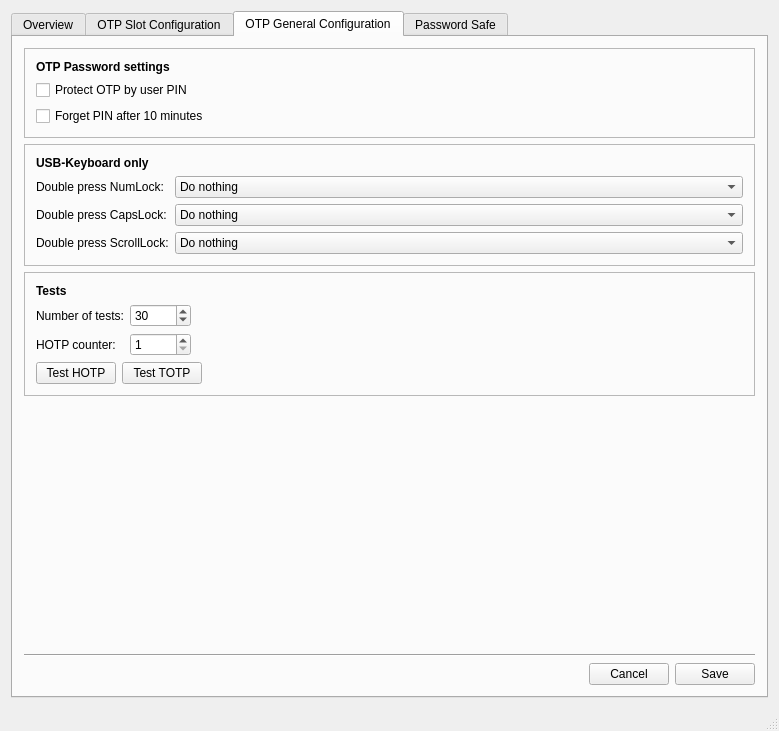
Qt form mainwindow.ui (Nitrokey/nitrokey-app) before a commit.
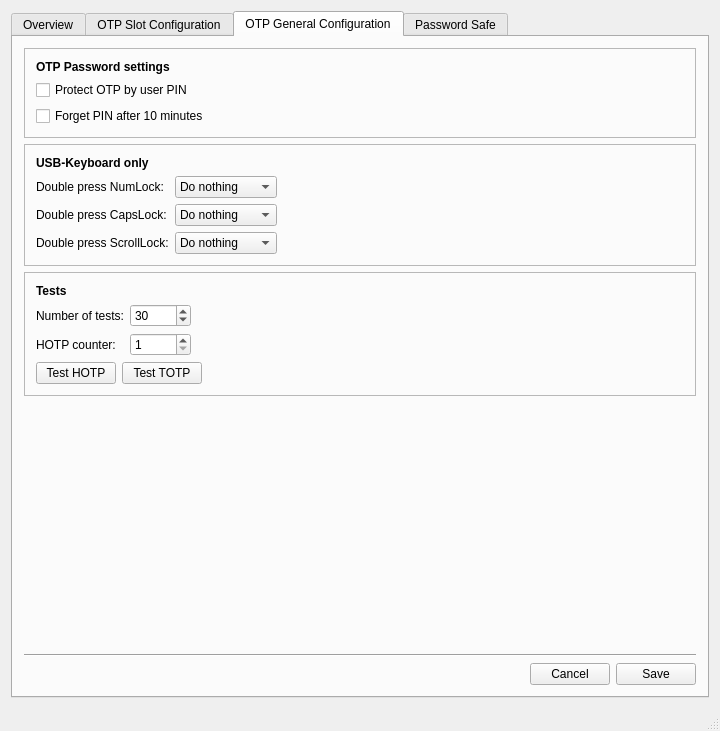
The same form after that commit. The open tabs and pages were chosen to show the change. Icons and pictures are not drawn.

What changed in the file:
```diff
--- a/mainwindow.ui
+++ b/mainwindow.ui
@@ -6,7 +6,7 @@
    <rect>
     <x>0</x>
     <y>0</y>
-    <width>779</width>
+    <width>720</width>
     <height>731</height>
    </rect>
   </property>
@@ -883,70 +883,73 @@
             </widget>
            </item>
            <item>
-            <layout class="QFormLayout" name="formLayout">
-             <property name="fieldGrowthPolicy">
-              <enum>QFormLayout::AllNonFixedFieldsGrow</enum>
-             </property>
-             <item row="1" column="0">
+            <layout class="QHBoxLayout" name="horizontalLayout_16">
+             <item>
+              <layout class="QVBoxLayout" name="verticalLayout_21">
+               <item>
               <widget class="QLabel" name="label_13">
                <property name="text">
                 <string>Double press NumLock:</string>
                </property>
               </widget>
              </item>
-             <item row="1" column="1">
-              <widget class="QComboBox" name="numLockComboBox">
                <item>
-                <property name="text">
-                 <string>Do nothing</string>
-                </property>
-               </item>
-               <item>
-                <property name="text">
-                 <string>Send HOTP1</string>
-                </property>
-               </item>
-               <item>
-                <property name="text">
-                 <string>Send HOTP2</string>
-                </property>
-               </item>
-              </widget>
-             </item>
-             <item row="2" column="0">
               <widget class="QLabel" name="label_14">
                <property name="text">
                 <string>Double press CapsLock:</string>
                </property>
               </widget>
              </item>
-             <item row="2" column="1">
-              <widget class="QComboBox" name="capsLockComboBox">
                <item>
-                <property name="text">
-                 <string>Do nothing</string>
-                </property>
-               </item>
-               <item>
-                <property name="text">
-                 <string>Send HOTP1</string>
-                </property>
-               </item>
-               <item>
-                <property name="text">
-                 <string>Send HOTP2</string>
-                </property>
-               </item>
-              </widget>
-             </item>
-             <item row="3" column="0">
               <widget class="QLabel" name="label_15">
                <property name="text">
                 <string>Double press ScrollLock:</string>
                </property>
               </widget>
              </item>
-             <item row="3" column="1">
+              </layout>
+             </item>
+             <item>
+              <layout class="QVBoxLayout" name="verticalLayout_22">
+               <item>
+                <widget class="QComboBox" name="numLockComboBox">
+                 <item>
+                  <property name="text">
+                   <string>Do nothing</string>
+                  </property>
+                 </item>
+                 <item>
+                  <property name="text">
+                   <string>Send HOTP1</string>
+                  </property>
+                 </item>
+                 <item>
+                  <property name="text">
+                   <string>Send HOTP2</string>
+                  </property>
+                 </item>
+                </widget>
+               </item>
+               <item>
+                <widget class="QComboBox" name="capsLockComboBox">
+                 <item>
+                  <property name="text">
+                   <string>Do nothing</string>
+                  </property>
+                 </item>
+                 <item>
+                  <property name="text">
+                   <string>Send HOTP1</string>
+                  </property>
+                 </item>
+                 <item>
+                  <property name="text">
+                   <string>Send HOTP2</string>
+                  </property>
+                 </item>
+                </widget>
+               </item>
+               <item>
               <widget class="QComboBox" name="scrollLockComboBox">
                <item>
                 <property name="text">
@@ -967,6 +970,21 @@
              </item>
             </layout>
            </item>
+             <item>
+              <spacer name="horizontalSpacer_11">
+               <property name="orientation">
+                <enum>Qt::Horizontal</enum>
+               </property>
+               <property name="sizeHint" stdset="0">
+                <size>
+                 <width>40</width>
+                 <height>20</height>
+                </size>
+               </property>
+              </spacer>
+             </item>
+            </layout>
+           </item>
           </layout>
          </widget>
         </item>
```
Left out of the diff: 20 changed lines with no effect on the pictures. Lines whose indentation alone changed are shown as unchanged.
